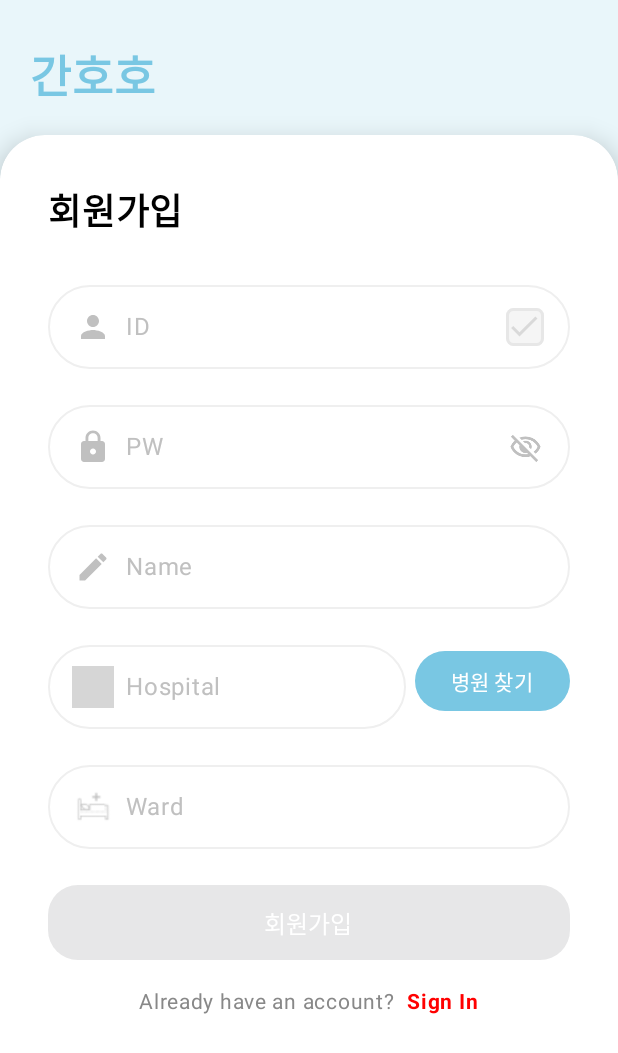
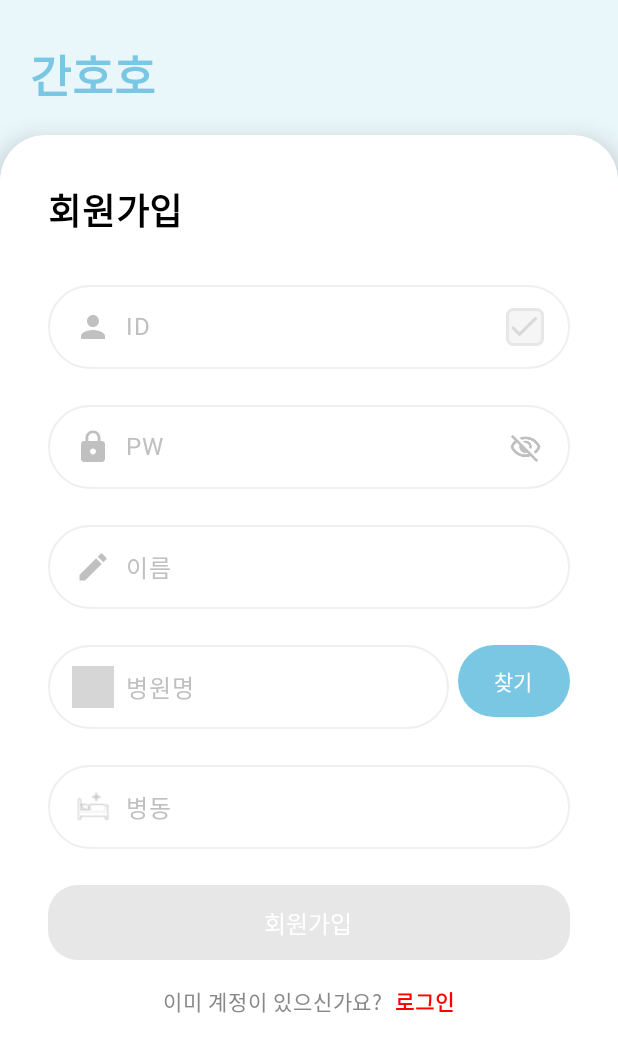
Before and after one commit to bmlsj/Ganhoho, an Android app built with Jetpack Compose: the JoinScreen screen opened through its navigation route, on a phone screen of 412 x 824 dp. Shown: the top 1053 px of the screen. Run offline under Robolectric (Android 15) with nearby library versions, the phone set to English and light mode, and no system bars; libraries missing offline, so code that uses them is left out: com.kakao.vectormap; network calls fail; 1 statement that could not run was skipped; grey boxes are pictures that could not be loaded.

Commit message:
fix: 병원 찾기 후 원래 화면으로 돌아왔을 때, 데이터 유지
겸사겸사 idcheck 버튼 색 변경

항목 이름 변경

찾기 버튼 크기 맞추기

```diff
--- a/ganhoho_app/app/src/main/java/com/ssafy/ganhoho/ui/auth/JoinScreen.kt
+++ b/ganhoho_app/app/src/main/java/com/ssafy/ganhoho/ui/auth/JoinScreen.kt
@@ -7,6 +7,7 @@ import androidx.compose.foundation.clickable
 import androidx.compose.foundation.layout.Arrangement
 import androidx.compose.foundation.layout.Box
 import androidx.compose.foundation.layout.Column
+import androidx.compose.foundation.layout.IntrinsicSize
 import androidx.compose.foundation.layout.Row
 import androidx.compose.foundation.layout.Spacer
 import androidx.compose.foundation.layout.fillMaxSize
@@ -64,13 +65,17 @@ fun JoinScreen(navController: NavController) {
     val authViewModel: AuthViewModel = viewModel()
     val context = LocalContext.current
 
+    // ✅ savedStateHandle을 사용하여 데이터 유지
+    val backStackEntry = navController.currentBackStackEntry
+    val savedStateHandle = backStackEntry?.savedStateHandle
+
     // 변수
-    var id by remember { mutableStateOf("") }
+    var id by remember { mutableStateOf(savedStateHandle?.get("id") ?: "") }
     var idCheck by remember { mutableStateOf(false) }
-    var password by remember { mutableStateOf("") }
+    var password by remember { mutableStateOf(savedStateHandle?.get("password") ?: "") }
     var passwordVisible by remember { mutableStateOf(false) }
-    var name by remember { mutableStateOf("") }
-    var hospital by remember { mutableStateOf("") }
+    var name by remember { mutableStateOf(savedStateHandle?.get("name") ?: "") }
+    var hospital by remember { mutableStateOf(savedStateHandle?.get("selectedHospital") ?: "") }
     var ward by remember { mutableStateOf("") }
 
     // 아이디 중복 확인 결과
@@ -89,7 +94,14 @@ fun JoinScreen(navController: NavController) {
             val message = if (!isUsed) "사용 가능한 ID입니다." else "이미 사용 중인 ID입니다."
             Toast.makeText(context, message, Toast.LENGTH_SHORT).show()
         }?.onFailure { error ->
-            Toast.makeText(context, "아이디 중복 확인 실패: ${error.message}", Toast.LENGTH_SHORT).show()
+            // Toast.makeText(context, "아이디 중복 확인 실패: ${error.message}", Toast.LENGTH_SHORT).show()
+        }
+    }
+
+    // ✅ 병원 선택값이 변경되면 업데이트
+    LaunchedEffect(savedStateHandle?.get<String>("selectedHospital")) {
+        savedStateHandle?.get<String>("selectedHospital")?.let {
+            hospital = it
         }
     }
 
@@ -99,7 +111,7 @@ fun JoinScreen(navController: NavController) {
             Toast.makeText(context, "회원가입 성공!", Toast.LENGTH_SHORT).show()
             navController.navigate("login") // ✅ 회원가입 성공하면 login 이동
         }?.onFailure { error ->
-            Toast.makeText(context, "회원가입 실패: ${error.message}", Toast.LENGTH_SHORT).show()
+            // Toast.makeText(context, "회원가입 실패: ${error.message}", Toast.LENGTH_SHORT).show()
         }
     }
 
@@ -163,7 +175,7 @@ fun JoinScreen(navController: NavController) {
                 // ID 입력
                 OutlinedTextField(
                     value = id,
-                    onValueChange = { id = it },
+                    onValueChange = { id = it; savedStateHandle?.set("id", it) },
                     label = { Text("ID", color = FieldGray) },
                     leadingIcon = {
                         Row {
@@ -178,9 +190,9 @@ fun JoinScreen(navController: NavController) {
                     modifier = Modifier.fillMaxWidth(),
                     shape = RoundedCornerShape(30.dp),
                     colors = TextFieldDefaults.colors(
-                        focusedIndicatorColor = Color.Black,
+                        focusedIndicatorColor = Color.LightGray,
                         unfocusedIndicatorColor = Color(0xFFEFEFEF),
-                        cursorColor = Color.Blue,
+                        cursorColor = Color.Black,
                         focusedContainerColor = Color.Transparent, // 내부 배경 투명
                         unfocusedContainerColor = Color.Transparent, // 내부 배경 투명
                         disabledContainerColor = Color.Transparent // 비활성화 상태도 투명
@@ -202,8 +214,8 @@ fun JoinScreen(navController: NavController) {
                                     .background(
                                         color = when {
                                             idCheckResult == null -> Color.LightGray  // 버튼을 누르지 않은 상태
-                                            idCheck -> Color.Magenta  // 중복된 아이디(좀더 연하게)
-                                            else -> PrimaryBlue  // 사용 가능 아이디
+                                            idCheck -> Color.Magenta.copy(0.2f)  // 중복된 아이디(좀더 연하게)
+                                            else -> PrimaryBlue.copy(0.2f)  // 사용 가능 아이디
                                         }, shape = RoundedCornerShape(size = 5.dp)
                                     )
                             ) {
@@ -232,7 +244,7 @@ fun JoinScreen(navController: NavController) {
                 // PW 입력
                 OutlinedTextField(
                     value = password,
-                    onValueChange = { password = it },
+                    onValueChange = { password = it; savedStateHandle?.set("password", it) },
                     label = {
                         Text(
                             "PW", color = Color(0xFFC0C0C0)
@@ -267,9 +279,9 @@ fun JoinScreen(navController: NavController) {
                     shape = RoundedCornerShape(30.dp),
                     visualTransformation = if (passwordVisible) VisualTransformation.None else PasswordVisualTransformation(),
                     colors = TextFieldDefaults.colors(
-                        focusedIndicatorColor = Color.Black,
+                        focusedIndicatorColor = Color.LightGray,
                         unfocusedIndicatorColor = FieldLightGray,
-                        cursorColor = Color.Blue,
+                        cursorColor = Color.Black,
                         focusedContainerColor = Color.Transparent, // 내부 배경 투명
                         unfocusedContainerColor = Color.Transparent, // 내부 배경 투명
                         disabledContainerColor = Color.Transparent // 비활성화 상태도 투명
@@ -282,8 +294,8 @@ fun JoinScreen(navController: NavController) {
                 // Name 입력
                 OutlinedTextField(
                     value = name,
-                    onValueChange = { name = it },
-                    label = { Text("Name", color = FieldGray) },
+                    onValueChange = { name = it; savedStateHandle?.set("name", it) },
+                    label = { Text("이름", color = FieldGray) },
                     leadingIcon = {
                         Row {
                             Spacer(modifier = Modifier.width(12.dp))
@@ -297,9 +309,9 @@ fun JoinScreen(navController: NavController) {
                     modifier = Modifier.fillMaxWidth(),
                     shape = RoundedCornerShape(30.dp),
                     colors = TextFieldDefaults.colors(
-                        focusedIndicatorColor = Color.Black,
+                        focusedIndicatorColor = Color.LightGray,
                         unfocusedIndicatorColor = FieldLightGray,
-                        cursorColor = Color.Blue,
+                        cursorColor = Color.Black,
                         focusedContainerColor = Color.Transparent, // 내부 배경 투명
                         unfocusedContainerColor = Color.Transparent, // 내부 배경 투명
                         disabledContainerColor = Color.Transparent // 비활성화 상태도 투명
@@ -311,12 +323,12 @@ fun JoinScreen(navController: NavController) {
                 // Hospital 선택
                 Row(
                     modifier = Modifier.fillMaxWidth(),
-                    verticalAlignment = Alignment.CenterVertically
+                    verticalAlignment = Alignment.CenterVertically,
                 ) {
                     OutlinedTextField(
                         value = hospital,
                         onValueChange = { hospital = it },
-                        label = { Text("Hospital", color = FieldGray) },
+                        label = { Text("병원명", color = FieldGray) },
                         leadingIcon = {
                             Row {
                                 Spacer(modifier = Modifier.width(12.dp))
@@ -328,12 +340,14 @@ fun JoinScreen(navController: NavController) {
                                 )
                             }
                         },
-                        modifier = Modifier.weight(1f),
+                        modifier = Modifier
+                            .weight(1f)
+                            .height(IntrinsicSize.Min),
                         shape = RoundedCornerShape(30.dp),
                         colors = TextFieldDefaults.colors(
-                            focusedIndicatorColor = Color.Black,
+                            focusedIndicatorColor = Color.LightGray,
                             unfocusedIndicatorColor = FieldLightGray,
-                            cursorColor = Color.Blue,
+                            cursorColor = Color.Black,
                             focusedContainerColor = Color.Transparent, // 내부 배경 투명
                             unfocusedContainerColor = Color.Transparent, // 내부 배경 투명
                             disabledContainerColor = Color.Transparent // 비활성화 상태도 투명
@@ -342,14 +356,21 @@ fun JoinScreen(navController: NavController) {
                     Spacer(modifier = Modifier.width(6.dp))
                     Button(
                         onClick = {
+                            // ✅ 현재 입력된 데이터들을 저장 후 병원 찾기 화면으로 이동
+                            savedStateHandle?.set("id", id)
+                            savedStateHandle?.set("password", password)
+                            savedStateHandle?.set("name", name)
+
                             // 병원 찾기 페이지로 이동
                             navController.navigate("hospitalInfo")
                         },
                         colors = ButtonDefaults.buttonColors(
                             containerColor = PrimaryBlue
-                        )
+                        ),
+                        modifier = Modifier
+                            .height(IntrinsicSize.Min)
                     ) {
-                        Text(text = "병원 찾기")
+                        Text(text = "찾기")
                     }
                 }
 
@@ -360,7 +381,9 @@ fun JoinScreen(navController: NavController) {
                 OutlinedTextField(
                     value = ward,
                     onValueChange = { ward = it },
-                    label = { Text("Ward", color = FieldGray) },
+                    label = { Text("병동", color = FieldGray) },
+                    placeholder = { Text(text = "병동을 입력해주세요. ex) 일반, 긴급, 특수 등",
+                        color = Color.LightGray)},
                     leadingIcon = {
                         Row {
                             Spacer(modifier = Modifier.width(12.dp))
@@ -375,9 +398,9 @@ fun JoinScreen(navController: NavController) {
                     modifier = Modifier.fillMaxWidth(),
                     shape = RoundedCornerShape(30.dp),
                     colors = TextFieldDefaults.colors(
-                        focusedIndicatorColor = Color.Black,
+                        focusedIndicatorColor = Color.LightGray,
                         unfocusedIndicatorColor = Color(0xFFEFEFEF),
-                        cursorColor = Color.Blue,
+                        cursorColor = Color.Black,
                         focusedContainerColor = Color.Transparent, // 내부 배경 투명
                         unfocusedContainerColor = Color.Transparent, // 내부 배경 투명
                         disabledContainerColor = Color.Transparent // 비활성화 상태도 투명
@@ -396,7 +419,6 @@ fun JoinScreen(navController: NavController) {
                         .fillMaxWidth()
                         .height(50.dp)
                         .clickable {
-                            // TODO: 회원 가입 viewModel 부르기
                             val signUpRequest = SignUpRequest(id, password, name, hospital, ward)
                             authViewModel.signUp(signUpRequest = signUpRequest)
                         },
@@ -414,9 +436,9 @@ fun JoinScreen(navController: NavController) {
                     horizontalArrangement = Arrangement.Center,
                     verticalAlignment = Alignment.CenterVertically
                 ) {
-                    Text(text = "Already have an account?", color = Color.Gray, fontSize = 14.sp)
+                    Text(text = "이미 계정이 있으신가요?", color = Color.Gray, fontSize = 14.sp)
                     Spacer(modifier = Modifier.width(8.dp))
-                    Text(text = "Sign In",
+                    Text(text = "로그인",
                         color = Color.Red,
                         fontSize = 14.sp,
                         fontWeight = FontWeight.Bold,
```
